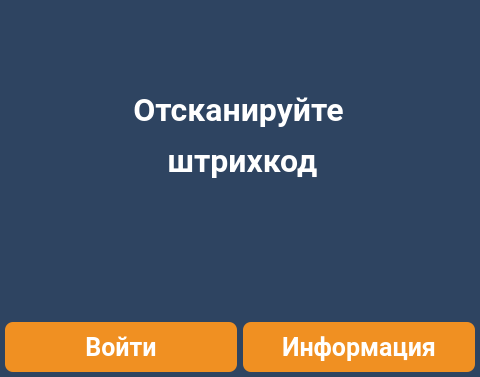
komrade2801/AutoSklad, file client/GUI/ui/screen_1_welcome.ui: the form before one commit; both pictures show x 0 to 480 and y 423 to 800 of the 480 by 800 pixel window.
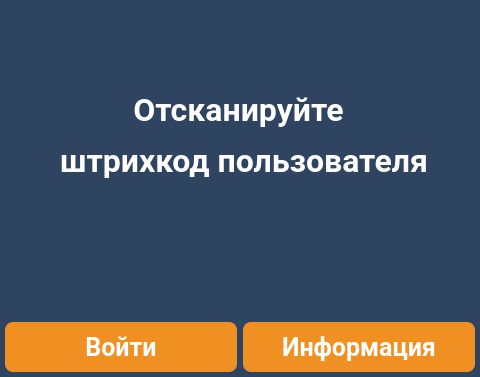
The form after the commit. Icons and pictures are not drawn.

Diff of the .ui file:
```diff
--- a/client/GUI/ui/screen_1_welcome.ui
+++ b/client/GUI/ui/screen_1_welcome.ui
@@ -380,9 +380,9 @@
   <widget class="QLabel" name="lbl_info_2">
    <property name="geometry">
     <rect>
-     <x>112</x>
+     <x>40</x>
      <y>561</y>
-     <width>253</width>
+     <width>400</width>
      <height>45</height>
     </rect>
    </property>
@@ -693,7 +693,7 @@
     </font>
    </property>
    <property name="text">
-    <string> штрихкод</string>
+    <string> штрихкод пользователя</string>
    </property>
    <property name="alignment">
     <set>Qt::AlignCenter</set>
```
